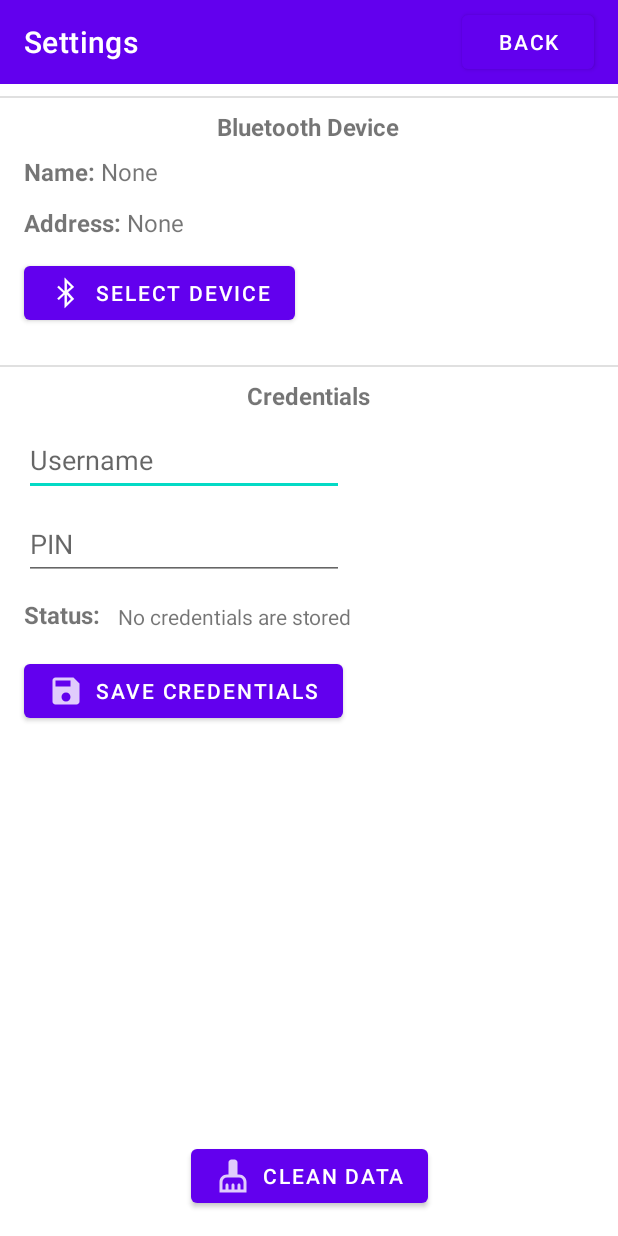
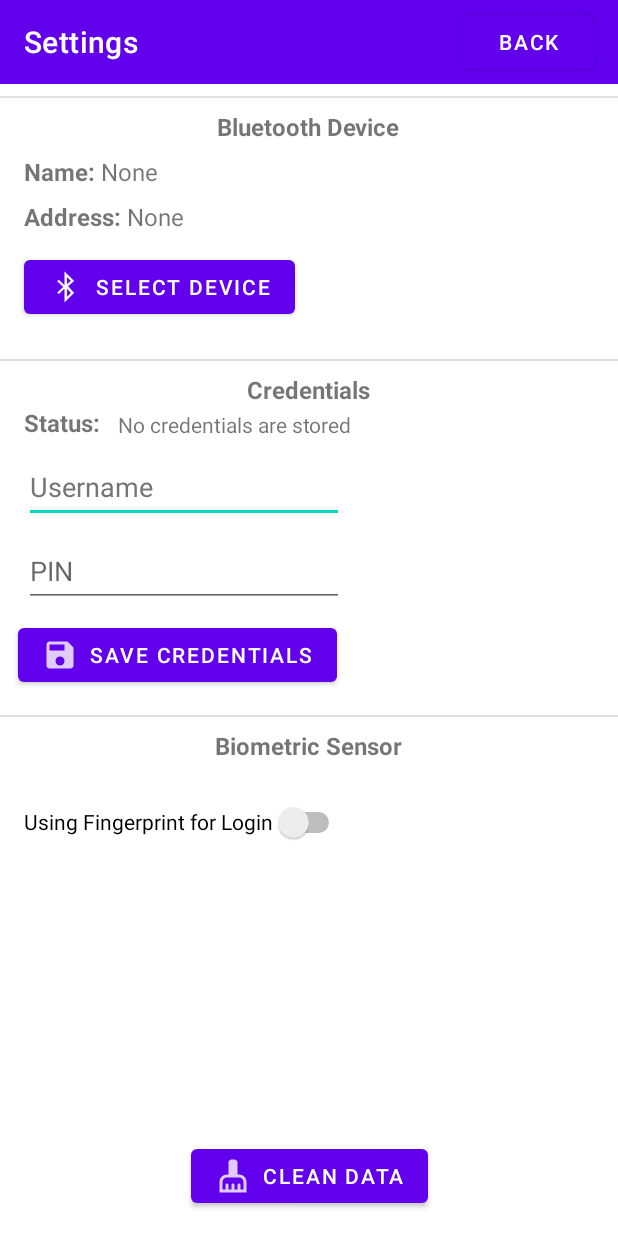
Before and after one commit to Victor-Davidescu/2FA-For-Automobiles-Client, an Android app: the SettingsActivity screen opened directly, with no data from a screen before it, after a tap on "CLEAN DATA", on a phone screen of 412 x 824 dp. Run offline under Robolectric (Android 15) with nearby library versions, the phone set to English and light mode, and no system bars.

Commit message:
Added authentication biometric

```diff
--- a/app/src/main/java/com/myapp/MainActivity.java
+++ b/app/src/main/java/com/myapp/MainActivity.java
@@ -7,15 +7,10 @@ package com.myapp;
 import androidx.annotation.RequiresApi;
 import androidx.appcompat.app.AppCompatActivity;
 import androidx.appcompat.widget.Toolbar;
-import androidx.core.app.ActivityCompat;
-
 import android.annotation.SuppressLint;
-import android.app.KeyguardManager;
-import android.content.Context;
 import android.content.DialogInterface;
 import android.content.Intent;
 import android.content.SharedPreferences;
-import android.content.pm.PackageManager;
 import android.hardware.biometrics.BiometricPrompt;
 import android.os.Build;
 import android.os.Bundle;
@@ -45,6 +40,7 @@ public class MainActivity extends AppCompatActivity {
     public static final String PREFS_DEVICE_ADDRESS = "deviceAddress";
     public static final String PREFS_USERNAME = "username";
     public static final String PREFS_PIN = "pin";
+    public static final String PREFS_USE_BIOMETRIC = "biometric";
 
     // Variables for bluetooth connections
     public static Handler handler;
@@ -159,16 +155,9 @@ public class MainActivity extends AppCompatActivity {
         BiometricPrompt biometricPrompt = new BiometricPrompt.Builder(
                 getApplicationContext())
                 .setTitle("Login Authentication")
-                .setSubtitle("Fingerprint Sensore")
+                .setSubtitle("Fingerprint Sensor")
                 .setDescription("Use your fingerprint to login")
-                .setNegativeButton("Cancel", getMainExecutor(), new DialogInterface.OnClickListener() {
-                    @Override
-                    public void
-                    onClick(DialogInterface dialogInterface, int i)
-                    {
-                        displayNotification("Authentication Cancelled");
-                    }
-                }).build();
+                .setNegativeButton("Cancel", getMainExecutor(), (dialogInterface, i) -> displayNotification("Authentication Cancelled")).build();
 
         // start the authenticationCallback in
         // mainExecutor
@@ -245,8 +234,12 @@ public class MainActivity extends AppCompatActivity {
      */
     @RequiresApi(api = Build.VERSION_CODES.P)
     private void clickLoginLogout() {
-        if(!loggedIn) { displayBiometric(); }
-        else { clientBluetoothThread.sendMessage("logout");}
+        if(!loggedIn) {
+            displayBiometric();
+        }
+        else {
+            clientBluetoothThread.sendMessage("logout");
+        }
     }
 
     /**
@@ -309,20 +302,10 @@ public class MainActivity extends AppCompatActivity {
         btnSwitch.setEnabled(false);
     }
 
-
-
-
-
     private CancellationSignal getCancellationSignal()
     {
         cancellationSignal = new CancellationSignal();
-        cancellationSignal.setOnCancelListener(
-                new CancellationSignal.OnCancelListener() {
-                    @Override public void onCancel()
-                    {
-                        displayNotification("Authentication was Cancelled by the user");
-                    }
-                });
+        cancellationSignal.setOnCancelListener(() -> displayNotification("Authentication was Cancelled by the user"));
         return cancellationSignal;
     }
 
--- a/app/src/main/java/com/myapp/SettingsActivity.java
+++ b/app/src/main/java/com/myapp/SettingsActivity.java
@@ -1,40 +1,45 @@
+/////////////////////////////////////////////////////////////////////////////////////////////////
+//  AUTHOR: VICTOR-FLORIAN DAVIDESCU
+//  SID: 1705734
+////////////////////////////////////////////////////////////////////////////////////////////////
 package com.myapp;
 
 import androidx.appcompat.app.AppCompatActivity;
 
+import android.annotation.SuppressLint;
 import android.content.Context;
 import android.content.Intent;
 import android.content.SharedPreferences;
 import android.os.Bundle;
-import android.view.View;
 import android.widget.Button;
 import android.widget.EditText;
+import android.widget.Switch;
 import android.widget.TextView;
+import android.widget.Toast;
 
 public class SettingsActivity extends AppCompatActivity {
 
+    //Buttons
+    private Button btnSelect;
+    private Button btnCleanData;
+    private Button btnSaveData;
+    private Button btnBack;
+    @SuppressLint("UseSwitchCompatOrMaterialCode")
+    private Switch switchFingerprint;
+
+    // Other view components
+    private TextView txtViewDeviceName;
+    private TextView txtViewDeviceAddress;
+    private TextView txtViewCredentialsStatus;
+    private EditText txtEditUsername;
+    private EditText txtEditPin;
+
+    // Other variables
     private String deviceName = null;
     private String deviceAddress = null;
     private String username = null;
     private String pin = null;
-
-    private Button btnSelect;
-    private Button btnCleanData;
-    private Button btnSaveData;
-    private Button btnBack;
-
-    private TextView txtViewDeviceName;
-    private TextView txtViewDeviceAddress;
-    private TextView txtViewCredentialsStatus;
-
-    private EditText txtEditUsername;
-    private EditText txtEditPin;
-
-    public static final String SHARED_PREFS = "sharedPrefs" ;
-    public static final String DEVICE_NAME = "deviceName";
-    public static final String DEVICE_ADDRESS = "deviceAddress";
-    public static final String USERNAME = "username";
-    public static final String PIN = "pin";
+    private Boolean useBiometric;
 
 
     @Override
@@ -44,33 +49,11 @@ public class SettingsActivity extends AppCompatActivity {
         getSupportActionBar().hide();
 
         initView();
-
         getDataPreferences();
-
+        setupButtonsClickListeners();
         displayTextViewsForBtDevice();
-
         displayCredentialsView();
-
-
-        btnBack.setOnClickListener(new View.OnClickListener() {
-            @Override
-            public void onClick(View view) {goBack();}
-        });
-
-        btnSelect.setOnClickListener(new View.OnClickListener() {
-            @Override
-            public void onClick(View view) {selectBtDevice();}
-        });
-
-        btnCleanData.setOnClickListener(new View.OnClickListener() {
-            @Override
-            public void onClick(View view) {cleanPreferencesData();}
-        });
-
-        btnSaveData.setOnClickListener(new View.OnClickListener() {
-            @Override
-            public void onClick(View view) {savePreferencesData();}
-        });
+        switchFingerprint.setChecked(useBiometric);
     }
 
     private void initView() {
@@ -78,24 +61,32 @@ public class SettingsActivity extends AppCompatActivity {
         btnSelect = findViewById(R.id.btnSelectDevice);
         btnCleanData = findViewById(R.id.btnCleanData);
         btnSaveData = findViewById(R.id.btnSaveData);
-
+        switchFingerprint = findViewById(R.id.switchFingerprint);
         txtViewDeviceName = findViewById(R.id.txtViewName);
         txtViewDeviceAddress = findViewById(R.id.txtViewAddress);
         txtViewCredentialsStatus = findViewById(R.id.txtViewCredentialsStatus);
-
         txtEditUsername = findViewById(R.id.editTxtUsername);
         txtEditPin = findViewById(R.id.editTxtPin);
     }
 
+    private void setupButtonsClickListeners() {
+        btnBack.setOnClickListener(view -> goBack());
+        btnSelect.setOnClickListener(view -> selectBtDevice());
+        btnCleanData.setOnClickListener(view -> cleanPreferencesData());
+        btnSaveData.setOnClickListener(view -> saveCredentials());
+        switchFingerprint.setOnClickListener(view -> enableDisableBiometric());
+    }
 
     private void getDataPreferences() {
-        SharedPreferences sharedPreferences = getSharedPreferences(SHARED_PREFS, MODE_PRIVATE);
-        deviceName = sharedPreferences.getString(DEVICE_NAME, null);
-        deviceAddress = sharedPreferences.getString(DEVICE_ADDRESS, null);
-        username = sharedPreferences.getString(USERNAME, null);
-        pin = sharedPreferences.getString(PIN, null);
+        SharedPreferences sharedPreferences = getSharedPreferences(MainActivity.PREFS_NAME, MODE_PRIVATE);
+        deviceName = sharedPreferences.getString(MainActivity.PREFS_DEVICE_NAME, null);
+        deviceAddress = sharedPreferences.getString(MainActivity.PREFS_DEVICE_ADDRESS, null);
+        username = sharedPreferences.getString(MainActivity.PREFS_USERNAME, null);
+        pin = sharedPreferences.getString(MainActivity.PREFS_PIN, null);
+        useBiometric = sharedPreferences.getBoolean(MainActivity.PREFS_USE_BIOMETRIC, false);
     }
 
+    @SuppressLint("SetTextI18n")
     private void displayTextViewsForBtDevice() {
         if(deviceName != null && deviceAddress != null) {
             txtViewDeviceName.setText(deviceName);
@@ -106,15 +97,14 @@ public class SettingsActivity extends AppCompatActivity {
         }
     }
 
+    @SuppressLint("SetTextI18n")
     private void displayCredentialsView() {
         if(username != null && pin != null) {
-            txtEditUsername.setText(username);
             txtViewCredentialsStatus.setText("Credentials are stored.");
         } else {
             txtViewCredentialsStatus.setText("No credentials are stored");
         }
     }
-
 
     private void goBack() {
         Intent intent = new Intent(SettingsActivity.this, MainActivity.class);
@@ -126,26 +116,37 @@ public class SettingsActivity extends AppCompatActivity {
         startActivity(intent);
     }
 
-    private void savePreferencesData() {
-        SharedPreferences sharedPreferences = this.getSharedPreferences(SHARED_PREFS, Context.MODE_PRIVATE);
+    private void enableDisableBiometric() {
+        useBiometric = switchFingerprint.isChecked();
+        SharedPreferences sharedPreferences = this.getSharedPreferences(MainActivity.PREFS_NAME, Context.MODE_PRIVATE);
         SharedPreferences.Editor editor = sharedPreferences.edit();
+        editor.putBoolean(MainActivity.PREFS_USE_BIOMETRIC, useBiometric);
+        editor.apply();
 
+        if(useBiometric) { displayNotification("Biometric sensor enabled."); }
+        else { displayNotification("Biometric sensor disabled."); }
+    }
+
+    private void saveCredentials() {
+        SharedPreferences sharedPreferences = this.getSharedPreferences(MainActivity.PREFS_NAME, Context.MODE_PRIVATE);
+        SharedPreferences.Editor editor = sharedPreferences.edit();
         username = txtEditUsername.getText().toString();
         pin = txtEditPin.getText().toString();
+        txtEditUsername.setText("");
         txtEditPin.setText("");
-
-        editor.putString(USERNAME, username);
-        editor.putString(PIN, pin);
+        editor.putString(MainActivity.PREFS_USERNAME, username);
+        editor.putString(MainActivity.PREFS_PIN, pin);
         editor.apply();
-        refreshActivity();
+        displayNotification("Credentials saved.");
     }
 
     private void cleanPreferencesData() {
-        SharedPreferences sharedPreferences = this.getSharedPreferences(SHARED_PREFS, Context.MODE_PRIVATE);
+        SharedPreferences sharedPreferences = this.getSharedPreferences(MainActivity.PREFS_NAME, Context.MODE_PRIVATE);
         SharedPreferences.Editor editor = sharedPreferences.edit();
         editor.clear();
         editor.apply();
         refreshActivity();
+        displayNotification("Data was erased.");
     }
 
     private void refreshActivity() {
@@ -154,4 +155,7 @@ public class SettingsActivity extends AppCompatActivity {
         startActivity(intent);
     }
 
+    private void displayNotification(String message) {
+        Toast.makeText(this, message, Toast.LENGTH_SHORT).show();
+    }
 }
--- a/app/src/main/res/layout/activity_settings.xml
+++ b/app/src/main/res/layout/activity_settings.xml
@@ -7,16 +7,40 @@
     tools:context=".SettingsActivity">
 
     <TextView
+        android:id="@+id/textView4"
+        android:layout_width="wrap_content"
+        android:layout_height="wrap_content"
+        android:layout_marginTop="8dp"
+        android:text="Biometric Sensor"
+        android:textSize="16sp"
+        android:textStyle="bold"
+        app:layout_constraintEnd_toEndOf="parent"
+        app:layout_constraintHorizontal_bias="0.498"
+        app:layout_constraintStart_toStartOf="parent"
+        app:layout_constraintTop_toBottomOf="@+id/divider4"
+        tools:ignore="HardcodedText" />
+
+    <View
+        android:id="@+id/divider4"
+        android:layout_width="match_parent"
+        android:layout_height="1dp"
+        android:layout_marginTop="16dp"
+        android:background="?android:attr/listDivider"
+        app:layout_constraintEnd_toEndOf="parent"
+        app:layout_constraintHorizontal_bias="0.0"
+        app:layout_constraintStart_toStartOf="parent"
+        app:layout_constraintTop_toBottomOf="@+id/btnSaveData" />
+
+    <TextView
         android:id="@+id/textView7"
         android:layout_width="wrap_content"
         android:layout_height="wrap_content"
         android:layout_marginStart="16dp"
-        android:layout_marginTop="12dp"
         android:text="Status:"
         android:textSize="16sp"
         android:textStyle="bold"
         app:layout_constraintStart_toStartOf="parent"
-        app:layout_constraintTop_toBottomOf="@+id/editTxtPin"
+        app:layout_constraintTop_toBottomOf="@+id/textView6"
         tools:ignore="HardcodedText" />
 
     <TextView
@@ -49,12 +73,12 @@
         android:id="@+id/btnSaveData"
         android:layout_width="wrap_content"
         android:layout_height="wrap_content"
-        android:layout_marginStart="16dp"
-        android:layout_marginTop="16dp"
+        android:layout_marginStart="12dp"
+        android:layout_marginTop="8dp"
         android:text="save credentials"
         app:icon="@drawable/ic_save"
         app:layout_constraintStart_toStartOf="parent"
-        app:layout_constraintTop_toBottomOf="@+id/textView7"
+        app:layout_constraintTop_toBottomOf="@+id/editTxtPin"
         tools:ignore="HardcodedText" />
 
     <androidx.appcompat.widget.Toolbar
@@ -77,7 +101,8 @@
         android:layout_marginBottom="4dp"
         android:text="back"
         app:layout_constraintBottom_toBottomOf="@+id/toolbar3"
-        app:layout_constraintEnd_toEndOf="@+id/toolbar3" />
+        app:layout_constraintEnd_toEndOf="@+id/toolbar3"
+        tools:ignore="HardcodedText" />
 
     <EditText
         android:id="@+id/editTxtUsername"
@@ -87,10 +112,12 @@
         android:layout_marginTop="8dp"
         android:ems="10"
         android:hint="Username"
+        android:importantForAutofill="no"
         android:inputType="textPersonName"
         android:minHeight="48dp"
+        android:textColorHint="#757575"
         app:layout_constraintStart_toStartOf="parent"
-        app:layout_constraintTop_toBottomOf="@+id/textView6"
+        app:layout_constraintTop_toBottomOf="@+id/textView7"
         tools:ignore="HardcodedText" />
 
     <EditText
@@ -105,7 +132,8 @@
         android:minHeight="48dp"
         app:layout_constraintStart_toStartOf="parent"
         app:layout_constraintTop_toBottomOf="@+id/editTxtUsername"
-        tools:ignore="HardcodedText" />
+        tools:ignore="HardcodedText"
+        android:importantForAutofill="no" />
 
     <Button
         android:id="@+id/btnSelectDevice"
@@ -162,7 +190,7 @@
         android:layout_width="wrap_content"
         android:layout_height="wrap_content"
         android:layout_marginStart="16dp"
-        android:layout_marginTop="12dp"
+        android:layout_marginTop="8dp"
         android:text="Address:"
         android:textSize="16sp"
         android:textStyle="bold"
@@ -213,4 +241,16 @@
         app:layout_constraintStart_toEndOf="@+id/textView7"
         tools:ignore="HardcodedText" />
 
+    <Switch
+        android:id="@+id/switchFingerprint"
+        android:layout_width="wrap_content"
+        android:layout_height="wrap_content"
+        android:layout_marginStart="16dp"
+        android:layout_marginTop="16dp"
+        android:minHeight="48dp"
+        android:text="Using Fingerprint for Login"
+        app:layout_constraintStart_toStartOf="parent"
+        app:layout_constraintTop_toBottomOf="@+id/textView4"
+        tools:ignore="HardcodedText,UseSwitchCompatOrMaterialXml" />
+
 </androidx.constraintlayout.widget.ConstraintLayout>
```
